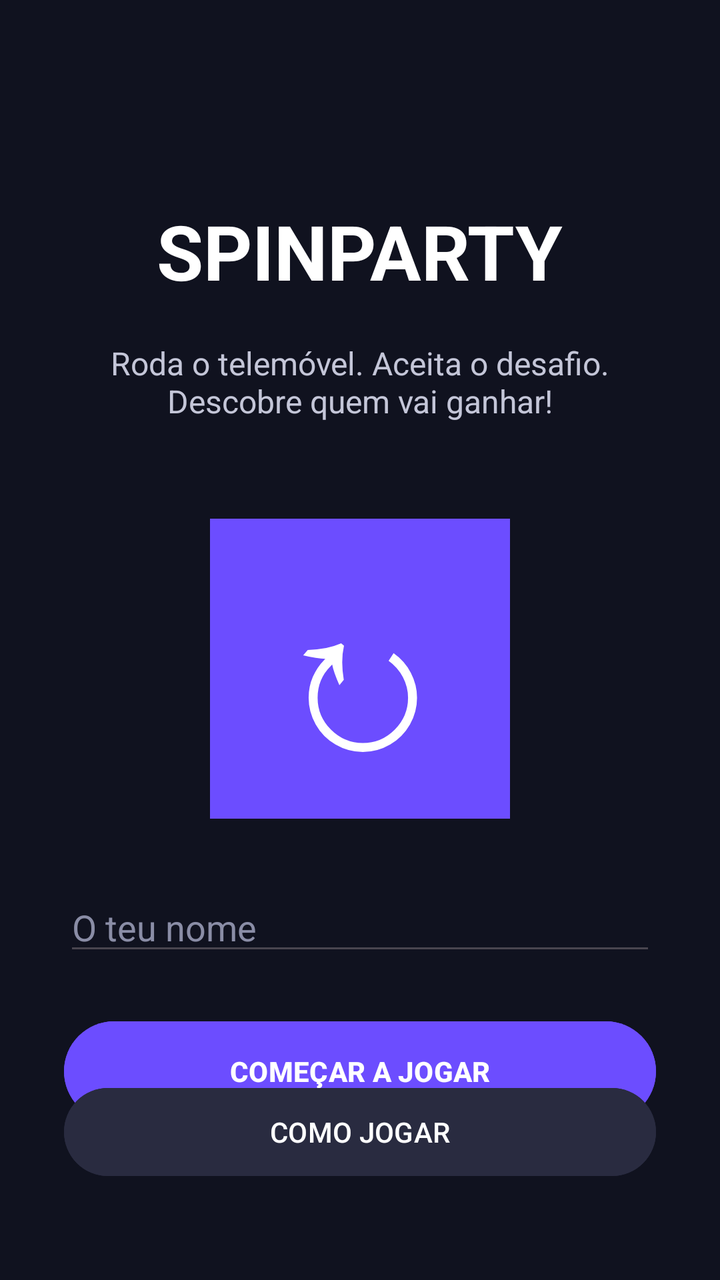
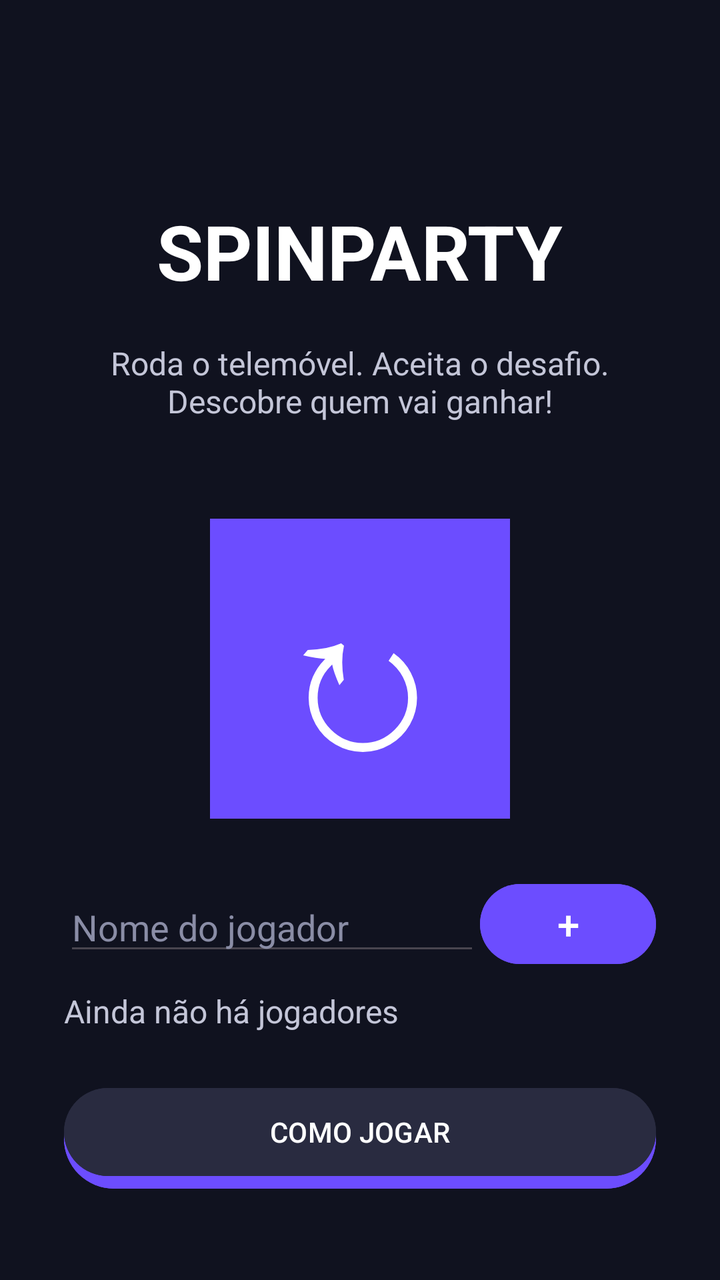

Screens rendered from an Android XML layout before and after an edit, with the pre-edit source and the edit as a unified diff.
<!-- AndroidManifest.xml: application theme Theme.SpinParty -->
<!-- res/layout/activity_main.xml -->
<?xml version="1.0" encoding="utf-8"?>
<androidx.constraintlayout.widget.ConstraintLayout
        xmlns:android="http://schemas.android.com/apk/res/android"
        xmlns:app="http://schemas.android.com/apk/res-auto"
        xmlns:tools="http://schemas.android.com/tools"
        android:id="@+id/main"
        android:layout_width="match_parent"
        android:layout_height="match_parent"
        android:background="#10121F"
        tools:context=".MainActivity">

    <TextView
            android:id="@+id/tvTitle"
            android:layout_width="wrap_content"
            android:layout_height="wrap_content"
            android:text="SPINPARTY"
            android:textColor="#FFFFFF"
            android:textSize="38sp"
            android:textStyle="bold"
            android:layout_marginTop="100dp"
            app:layout_constraintTop_toTopOf="parent"
            app:layout_constraintStart_toStartOf="parent"
            app:layout_constraintEnd_toEndOf="parent" />

    <TextView
            android:id="@+id/tvDescription"
            android:layout_width="0dp"
            android:layout_height="wrap_content"
            android:text="Roda o telemóvel. Aceita o desafio.\nDescobre quem vai ganhar!"
            android:textColor="#C4C6D8"
            android:textSize="16sp"
            android:gravity="center"
            android:layout_marginStart="32dp"
            android:layout_marginEnd="32dp"
            android:layout_marginTop="20dp"
            app:layout_constraintTop_toBottomOf="@id/tvTitle"
            app:layout_constraintStart_toStartOf="parent"
            app:layout_constraintEnd_toEndOf="parent" />

    <TextView
            android:id="@+id/tvIcon"
            android:layout_width="150dp"
            android:layout_height="150dp"
            android:text="↻"
            android:textColor="#FFFFFF"
            android:textSize="100sp"
            android:gravity="center"
            android:background="#6C4DFF"
            android:layout_marginTop="48dp"
            app:layout_constraintTop_toBottomOf="@id/tvDescription"
            app:layout_constraintStart_toStartOf="parent"
            app:layout_constraintEnd_toEndOf="parent" />
    <EditText
            android:id="@+id/etNomeJogador"
            android:layout_width="0dp"
            android:layout_height="wrap_content"
            android:hint="O teu nome"
            android:textColor="#FFFFFF"
            android:textColorHint="#8A8DA6"
            android:inputType="textPersonName"
            android:autofillHints="name"
            android:layout_marginStart="32dp"
            android:layout_marginEnd="32dp"
            android:layout_marginTop="32dp"
            app:layout_constraintTop_toBottomOf="@id/tvIcon"
            app:layout_constraintStart_toStartOf="parent"
            app:layout_constraintEnd_toEndOf="parent" />
    <Button
            android:id="@+id/btnStart"
            android:layout_width="0dp"
            android:layout_height="58dp"
            android:text="COMEÇAR A JOGAR"
            android:textColor="#FFFFFF"
            android:textStyle="bold"
            android:backgroundTint="#6C4DFF"
            android:layout_marginStart="32dp"
            android:layout_marginEnd="32dp"
            android:layout_marginTop="24dp"
            app:layout_constraintTop_toBottomOf="@id/etNomeJogador"
            app:layout_constraintStart_toStartOf="parent"
            app:layout_constraintEnd_toEndOf="parent" />
    <Button
            android:id="@+id/btnRules"
            android:layout_width="0dp"
            android:layout_height="52dp"
            android:text="COMO JOGAR"
            android:textColor="#FFFFFF"
            android:backgroundTint="#292B40"
            android:layout_marginStart="32dp"
            android:layout_marginEnd="32dp"
            android:layout_marginBottom="48dp"
            app:layout_constraintBottom_toBottomOf="parent"
            app:layout_constraintStart_toStartOf="parent"
            app:layout_constraintEnd_toEndOf="parent" />

</androidx.constraintlayout.widget.ConstraintLayout>
<!-- resources referenced by this layout -->
<resources>
  <style name="Theme.SpinParty" parent="Base.Theme.SpinParty" />
  <style name="Base.Theme.SpinParty" parent="Theme.Material3.DayNight.NoActionBar">
          
          
      </style>
</resources>

<!-- the commit's change to res/layout/activity_main.xml (unified diff, before → after) -->
@@ -50,21 +50,52 @@
             app:layout_constraintTop_toBottomOf="@id/tvDescription"
             app:layout_constraintStart_toStartOf="parent"
             app:layout_constraintEnd_toEndOf="parent" />
+    
     <EditText
             android:id="@+id/etNomeJogador"
             android:layout_width="0dp"
             android:layout_height="wrap_content"
-            android:hint="O teu nome"
+            android:hint="Nome do jogador"
             android:textColor="#FFFFFF"
             android:textColorHint="#8A8DA6"
             android:inputType="textPersonName"
             android:autofillHints="name"
             android:layout_marginStart="32dp"
-            android:layout_marginEnd="32dp"
             android:layout_marginTop="32dp"
             app:layout_constraintTop_toBottomOf="@id/tvIcon"
             app:layout_constraintStart_toStartOf="parent"
+            app:layout_constraintEnd_toStartOf="@id/btnAdicionar" />
+
+    
+    <Button
+            android:id="@+id/btnAdicionar"
+            android:layout_width="wrap_content"
+            android:layout_height="wrap_content"
+            android:text="+"
+            android:textSize="20sp"
+            android:textColor="#FFFFFF"
+            android:backgroundTint="#6C4DFF"
+            android:layout_marginEnd="32dp"
+            app:layout_constraintTop_toTopOf="@id/etNomeJogador"
+            app:layout_constraintBottom_toBottomOf="@id/etNomeJogador"
             app:layout_constraintEnd_toEndOf="parent" />
+
+    
+    <TextView
+            android:id="@+id/tvJogadores"
+            android:layout_width="0dp"
+            android:layout_height="wrap_content"
+            android:text="Ainda não há jogadores"
+            android:textColor="#C4C6D8"
+            android:textSize="16sp"
+            android:layout_marginStart="32dp"
+            android:layout_marginEnd="32dp"
+            android:layout_marginTop="12dp"
+            app:layout_constraintTop_toBottomOf="@id/etNomeJogador"
+            app:layout_constraintStart_toStartOf="parent"
+            app:layout_constraintEnd_toEndOf="parent" />
+
+    
     <Button
             android:id="@+id/btnStart"
             android:layout_width="0dp"
@@ -76,7 +107,7 @@
             android:layout_marginStart="32dp"
             android:layout_marginEnd="32dp"
             android:layout_marginTop="24dp"
-            app:layout_constraintTop_toBottomOf="@id/etNomeJogador"
+            app:layout_constraintTop_toBottomOf="@id/tvJogadores"
             app:layout_constraintStart_toStartOf="parent"
             app:layout_constraintEnd_toEndOf="parent" />
     <Button
